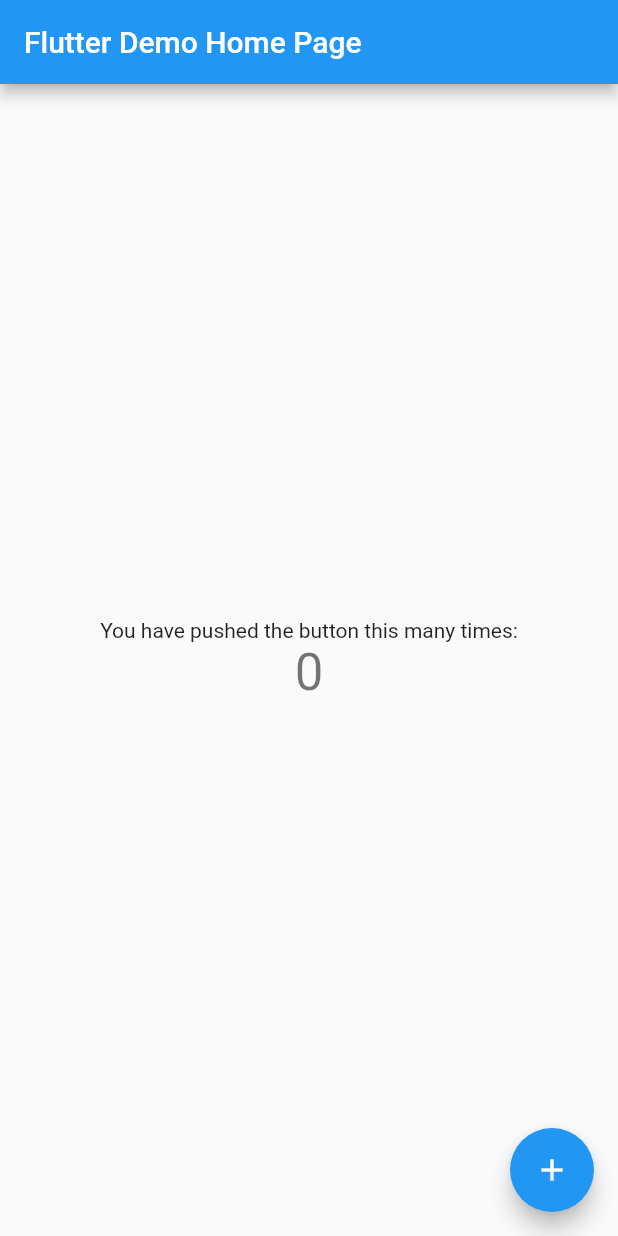
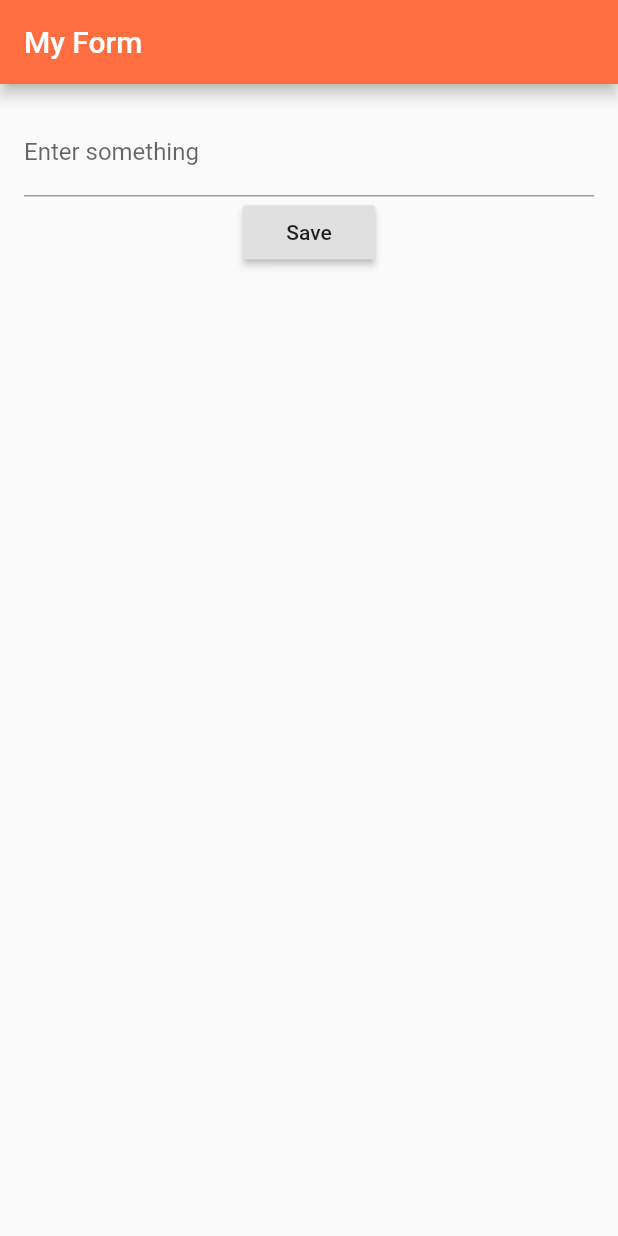
Before and after one commit to jebright/flutter_toast, a Flutter app: the screen it shows after launch, on a phone screen of 412 x 824 dp. Run offline on Flutter 3.47's test engine with Material 2 defaults, Android fonts, the phone set to English and light mode, and no system bars.

Commit message:
completed example

```diff
--- a/flutter_toast/lib/main.dart
+++ b/flutter_toast/lib/main.dart
@@ -1,4 +1,5 @@
 import 'package:flutter/material.dart';
+import 'package:flutter/services.dart';
 
 void main() => runApp(MyApp());
 
@@ -7,35 +8,17 @@ class MyApp extends StatelessWidget {
   @override
   Widget build(BuildContext context) {
     return MaterialApp(
-      title: 'Flutter Demo',
+      title: 'Flutter Toast',
       theme: ThemeData(
-        // This is the theme of your application.
-        //
-        // Try running your application with "flutter run". You'll see the
-        // application has a blue toolbar. Then, without quitting the app, try
-        // changing the primarySwatch below to Colors.green and then invoke
-        // "hot reload" (press "r" in the console where you ran "flutter run",
-        // or simply save your changes to "hot reload" in a Flutter IDE).
-        // Notice that the counter didn't reset back to zero; the application
-        // is not restarted.
         primarySwatch: Colors.blue,
       ),
-      home: MyHomePage(title: 'Flutter Demo Home Page'),
+      home: MyHomePage(title: 'Flutter Toast'),
     );
   }
 }
 
 class MyHomePage extends StatefulWidget {
   MyHomePage({Key key, this.title}) : super(key: key);
-
-  // This widget is the home page of your application. It is stateful, meaning
-  // that it has a State object (defined below) that contains fields that affect
-  // how it looks.
-
-  // This class is the configuration for the state. It holds the values (in this
-  // case the title) provided by the parent (in this case the App widget) and
-  // used by the build method of the State. Fields in a Widget subclass are
-  // always marked "final".
 
   final String title;
 
@@ -44,68 +27,50 @@ class MyHomePage extends StatefulWidget {
 }
 
 class _MyHomePageState extends State<MyHomePage> {
-  int _counter = 0;
+  final GlobalKey<ScaffoldState> _scaffoldKey = new GlobalKey<ScaffoldState>();
 
-  void _incrementCounter() {
-    setState(() {
-      // This call to setState tells the Flutter framework that something has
-      // changed in this State, which causes it to rerun the build method below
-      // so that the display can reflect the updated values. If we changed
-      // _counter without calling setState(), then the build method would not be
-      // called again, and so nothing would appear to happen.
-      _counter++;
-    });
+  void _submit() {
+    String msg = "Changes saved at " + new DateTime.now().toString();
+    SnackBar snackBar = new SnackBar(
+      content: new Text(msg),
+      action: SnackBarAction(
+        label: 'Copy',
+        onPressed: () {
+          Clipboard.setData(new ClipboardData(text: msg));
+          print("Successfully copied " + msg + " to clipboard");
+        },
+      ),
+      backgroundColor: Colors.amber,
+      duration: new Duration(seconds: 8),
+    );
+    _scaffoldKey.currentState.showSnackBar(snackBar);
   }
 
   @override
   Widget build(BuildContext context) {
-    // This method is rerun every time setState is called, for instance as done
-    // by the _incrementCounter method above.
-    //
-    // The Flutter framework has been optimized to make rerunning build methods
-    // fast, so that you can just rebuild anything that needs updating rather
-    // than having to individually change instances of widgets.
-    return Scaffold(
-      appBar: AppBar(
-        // Here we take the value from the MyHomePage object that was created by
-        // the App.build method, and use it to set our appbar title.
-        title: Text(widget.title),
+    return new Scaffold(
+      key: _scaffoldKey,
+      appBar: new AppBar(
+        title: new Text('My Form'),
+        backgroundColor: Colors.deepOrangeAccent,
       ),
-      body: Center(
-        // Center is a layout widget. It takes a single child and positions it
-        // in the middle of the parent.
-        child: Column(
-          // Column is also layout widget. It takes a list of children and
-          // arranges them vertically. By default, it sizes itself to fit its
-          // children horizontally, and tries to be as tall as its parent.
-          //
-          // Invoke "debug painting" (press "p" in the console, choose the
-          // "Toggle Debug Paint" action from the Flutter Inspector in Android
-          // Studio, or the "Toggle Debug Paint" command in Visual Studio Code)
-          // to see the wireframe for each widget.
-          //
-          // Column has various properties to control how it sizes itself and
-          // how it positions its children. Here we use mainAxisAlignment to
-          // center the children vertically; the main axis here is the vertical
-          // axis because Columns are vertical (the cross axis would be
-          // horizontal).
-          mainAxisAlignment: MainAxisAlignment.center,
-          children: <Widget>[
-            Text(
-              'You have pushed the button this many times:',
-            ),
-            Text(
-              '$_counter',
-              style: Theme.of(context).textTheme.display1,
-            ),
-          ],
+      body: new Padding(
+        padding: const EdgeInsets.all(16.0),
+        child: new Form(
+          autovalidate: true,
+          child: new Column(
+            children: [
+              new TextFormField(
+                decoration: new InputDecoration(labelText: 'Enter something'),
+              ),
+              new RaisedButton(
+                onPressed: _submit,
+                child: new Text('Save'),
+              ),
+            ],
+          ),
         ),
       ),
-      floatingActionButton: FloatingActionButton(
-        onPressed: _incrementCounter,
-        tooltip: 'Increment',
-        child: Icon(Icons.add),
-      ), // This trailing comma makes auto-formatting nicer for build methods.
     );
   }
 }
```
Also changed, not shown: 1 other file.
